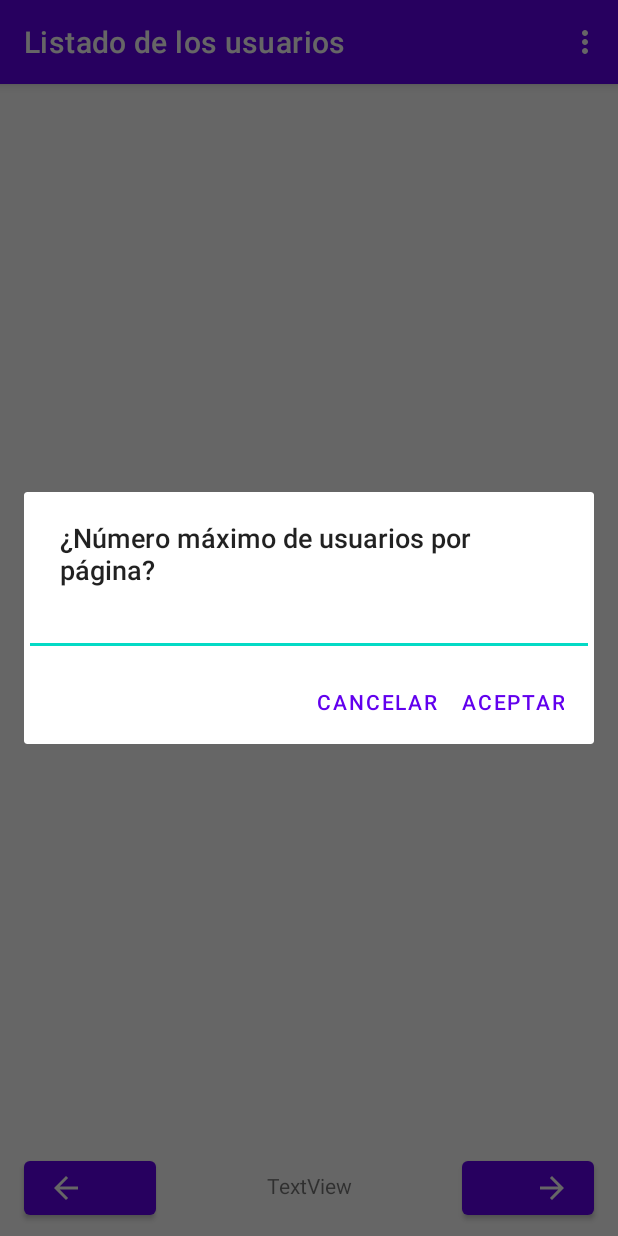
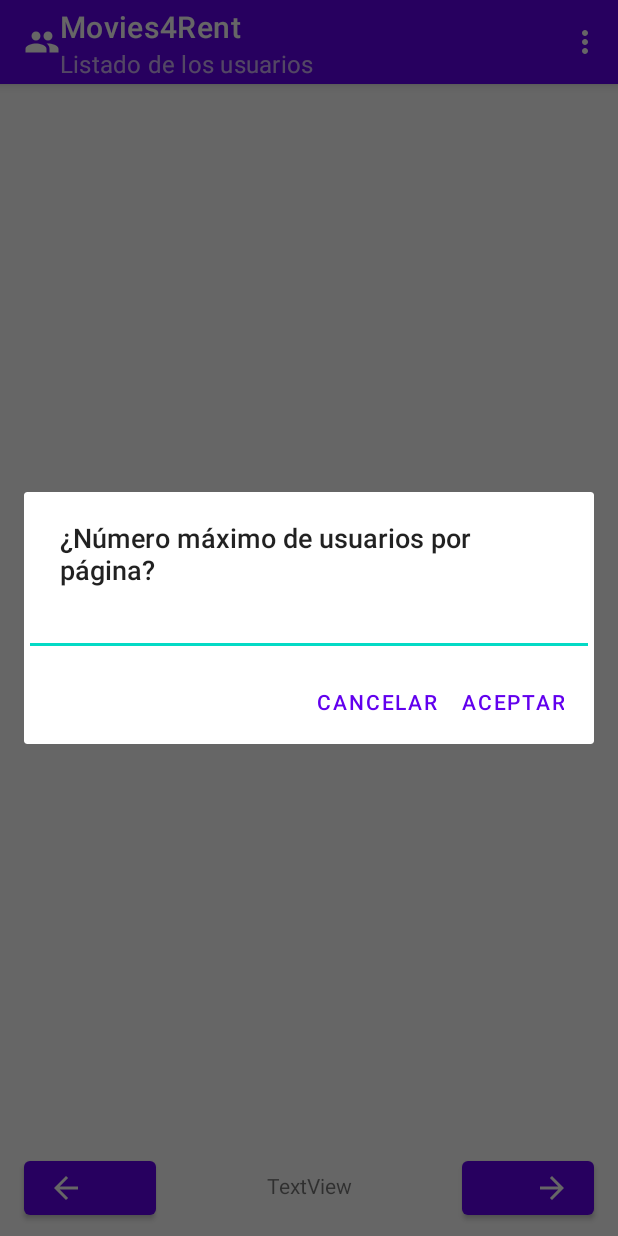
Before and after one commit to 16kram/ClienteAndroidMovies4Rent, an Android app: the ListadoUsuarios screen opened directly, with no data from a screen before it, in the options menu, after a tap on "Usuarios por página", on a phone screen of 412 x 824 dp. Run offline under Robolectric (Android 15) with nearby library versions, the phone set to English and light mode, and no system bars; 2 statements that could not run were skipped.

Commit message:
Se añaden iconos a varias pantallas.

```diff
--- a/app/src/main/java/porqueras/ioc/proyectom13appmovil/secciones/usuarios/ListadoUsuarios.java
+++ b/app/src/main/java/porqueras/ioc/proyectom13appmovil/secciones/usuarios/ListadoUsuarios.java
@@ -1,5 +1,6 @@
 package porqueras.ioc.proyectom13appmovil.secciones.usuarios;
 
+import androidx.appcompat.app.ActionBar;
 import androidx.appcompat.app.AppCompatActivity;
 import androidx.recyclerview.widget.LinearLayoutManager;
 import androidx.recyclerview.widget.RecyclerView;
@@ -69,18 +70,31 @@ public class ListadoUsuarios extends AppCompatActivity implements WordListAdadpt
         Log.d("response", "accion=" + accion);
 
         //Añadimos el título de la accion a realizar en la barra superior de la activity
+        setTitle("Movies4Rent");
         switch (accion) {
             case "borrar":
-                setTitle("¿Qué usuario desea borrar?");
+                ActionBar actionBar = getSupportActionBar();
+                actionBar.setSubtitle("¿Qué usuario desea borrar?");
+                actionBar.setDisplayShowHomeEnabled(true);
+                actionBar.setIcon(R.drawable.ic_baseline_person_off_24);
                 break;
             case "modificar":
-                setTitle("Cambiar ROL de usuario");
+                actionBar = getSupportActionBar();
+                actionBar.setSubtitle("Cambiar ROL de usuario");
+                actionBar.setDisplayShowHomeEnabled(true);
+                actionBar.setIcon(R.drawable.ic_baseline_person_pin_24);
                 break;
             case "alquilar":
-                setTitle("Seleccione el usuario");
+                actionBar = getSupportActionBar();
+                actionBar.setSubtitle("Seleccione el usuario");
+                actionBar.setDisplayShowHomeEnabled(true);
+                actionBar.setIcon(R.drawable.ic_baseline_person_pin_24);
                 break;
             default:
-                setTitle("Listado de los usuarios");
+                actionBar = getSupportActionBar();
+                actionBar.setSubtitle("Listado de los usuarios");
+                actionBar.setDisplayShowHomeEnabled(true);
+                actionBar.setIcon(R.drawable.ic_baseline_people_24);
         }
 
         //Añadimos los botones y los TextView
--- /dev/null
+++ b/app/src/main/res/drawable/ic_baseline_logout_24.xml
@@ -0,0 +1,5 @@
+<vector android:autoMirrored="true" android:height="24dp"
+    android:tint="#FFFFFF" android:viewportHeight="24"
+    android:viewportWidth="24" android:width="24dp" xmlns:android="http://schemas.android.com/apk/res/android">
+    <path android:fillColor="@android:color/white" android:pathData="M17,7l-1.41,1.41L18.17,11H8v2h10.17l-2.58,2.58L17,17l5,-5zM4,5h8V3H4c-1.1,0 -2,0.9 -2,2v14c0,1.1 0.9,2 2,2h8v-2H4V5z"/>
+</vector>
--- /dev/null
+++ b/app/src/main/res/drawable/ic_baseline_people_24.xml
@@ -0,0 +1,5 @@
+<vector android:height="24dp" android:tint="#FFFFFF"
+    android:viewportHeight="24" android:viewportWidth="24"
+    android:width="24dp" xmlns:android="http://schemas.android.com/apk/res/android">
+    <path android:fillColor="@android:color/white" android:pathData="M16,11c1.66,0 2.99,-1.34 2.99,-3S17.66,5 16,5c-1.66,0 -3,1.34 -3,3s1.34,3 3,3zM8,11c1.66,0 2.99,-1.34 2.99,-3S9.66,5 8,5C6.34,5 5,6.34 5,8s1.34,3 3,3zM8,13c-2.33,0 -7,1.17 -7,3.5L1,19h14v-2.5c0,-2.33 -4.67,-3.5 -7,-3.5zM16,13c-0.29,0 -0.62,0.02 -0.97,0.05 1.16,0.84 1.97,1.97 1.97,3.45L17,19h6v-2.5c0,-2.33 -4.67,-3.5 -7,-3.5z"/>
+</vector>
--- /dev/null
+++ b/app/src/main/res/drawable/ic_baseline_person_off_24.xml
@@ -0,0 +1,5 @@
+<vector android:height="24dp" android:tint="#FFFFFF"
+    android:viewportHeight="24" android:viewportWidth="24"
+    android:width="24dp" xmlns:android="http://schemas.android.com/apk/res/android">
+    <path android:fillColor="@android:color/white" android:pathData="M8.65,5.82C9.36,4.72 10.6,4 12,4c2.21,0 4,1.79 4,4c0,1.4 -0.72,2.64 -1.82,3.35L8.65,5.82zM20,17.17c-0.02,-1.1 -0.63,-2.11 -1.61,-2.62c-0.54,-0.28 -1.13,-0.54 -1.77,-0.76L20,17.17zM21.19,21.19L2.81,2.81L1.39,4.22l8.89,8.89c-1.81,0.23 -3.39,0.79 -4.67,1.45C4.61,15.07 4,16.1 4,17.22V20h13.17l2.61,2.61L21.19,21.19z"/>
+</vector>
--- /dev/null
+++ b/app/src/main/res/drawable/ic_baseline_person_pin_24.xml
@@ -0,0 +1,5 @@
+<vector android:height="24dp" android:tint="#FFFFFF"
+    android:viewportHeight="24" android:viewportWidth="24"
+    android:width="24dp" xmlns:android="http://schemas.android.com/apk/res/android">
+    <path android:fillColor="@android:color/white" android:pathData="M12,2c-4.97,0 -9,4.03 -9,9 0,4.17 2.84,7.67 6.69,8.69L12,22l2.31,-2.31C18.16,18.67 21,15.17 21,11c0,-4.97 -4.03,-9 -9,-9zM12,4c1.66,0 3,1.34 3,3s-1.34,3 -3,3 -3,-1.34 -3,-3 1.34,-3 3,-3zM12,18.3c-2.5,0 -4.71,-1.28 -6,-3.22 0.03,-1.99 4,-3.08 6,-3.08 1.99,0 5.97,1.09 6,3.08 -1.29,1.94 -3.5,3.22 -6,3.22z"/>
+</vector>
--- a/app/src/main/res/layout/activity_gestion_usuarios.xml
+++ b/app/src/main/res/layout/activity_gestion_usuarios.xml
@@ -12,6 +12,7 @@
         android:layout_height="wrap_content"
         android:layout_marginTop="16dp"
         android:text="Listar usuarios"
+        app:icon="@drawable/ic_baseline_people_24"
         app:layout_constraintEnd_toEndOf="parent"
         app:layout_constraintStart_toStartOf="parent"
         app:layout_constraintTop_toTopOf="parent" />
@@ -22,6 +23,7 @@
         android:layout_height="wrap_content"
         android:layout_marginTop="16dp"
         android:text="Añadir usuarios"
+        app:icon="@drawable/ic_baseline_person_add_24"
         app:layout_constraintEnd_toEndOf="parent"
         app:layout_constraintHorizontal_bias="0.497"
         app:layout_constraintStart_toStartOf="parent"
@@ -33,6 +35,7 @@
         android:layout_height="wrap_content"
         android:layout_marginTop="16dp"
         android:text="Borrar Usuarios"
+        app:icon="@drawable/ic_baseline_person_off_24"
         app:layout_constraintEnd_toEndOf="parent"
         app:layout_constraintStart_toStartOf="parent"
         app:layout_constraintTop_toBottomOf="@+id/buttonModificarRolUsuario" />
@@ -43,6 +46,7 @@
         android:layout_height="wrap_content"
         android:layout_marginTop="16dp"
         android:text="Modificar rol usuario"
+        app:icon="@drawable/ic_baseline_person_pin_24"
         app:layout_constraintEnd_toEndOf="parent"
         app:layout_constraintHorizontal_bias="0.497"
         app:layout_constraintStart_toStartOf="parent"
--- a/app/src/main/res/layout/activity_pantalla_administrador.xml
+++ b/app/src/main/res/layout/activity_pantalla_administrador.xml
@@ -11,8 +11,9 @@
         android:layout_width="wrap_content"
         android:layout_height="wrap_content"
         android:layout_marginBottom="16dp"
+        android:backgroundTint="#818288"
         android:text="Finalizar Sesión"
-        android:backgroundTint="#818288"
+        app:icon="@drawable/ic_baseline_logout_24"
         app:layout_constraintBottom_toBottomOf="parent"
         app:layout_constraintEnd_toEndOf="parent"
         app:layout_constraintStart_toStartOf="parent" />
@@ -35,6 +36,7 @@
         android:layout_height="wrap_content"
         android:layout_marginTop="16dp"
         android:text="Gestión de usuarios"
+        app:icon="@drawable/ic_baseline_supervised_user_circle_24"
         app:layout_constraintEnd_toEndOf="parent"
         app:layout_constraintStart_toStartOf="parent"
         app:layout_constraintTop_toBottomOf="@+id/textViewTituloAdministrador" />
@@ -45,6 +47,7 @@
         android:layout_height="wrap_content"
         android:layout_marginTop="16dp"
         android:text="Gestión películas"
+        app:icon="@drawable/ic_baseline_local_movies_24"
         app:layout_constraintEnd_toEndOf="parent"
         app:layout_constraintStart_toStartOf="parent"
         app:layout_constraintTop_toBottomOf="@+id/buttonGestionUsuarios" />
@@ -66,6 +69,7 @@
         android:layout_height="wrap_content"
         android:layout_marginTop="16dp"
         android:text="Gestión del alquiler de las películas"
+        app:icon="@drawable/ic_baseline_ondemand_video_24"
         app:layout_constraintEnd_toEndOf="parent"
         app:layout_constraintHorizontal_bias="0.615"
         app:layout_constraintStart_toStartOf="parent"
--- a/app/src/main/res/layout/activity_pantalla_usuario.xml
+++ b/app/src/main/res/layout/activity_pantalla_usuario.xml
@@ -11,8 +11,9 @@
         android:layout_width="wrap_content"
         android:layout_height="wrap_content"
         android:layout_marginBottom="16dp"
+        android:backgroundTint="#818288"
         android:text="Finalizar Sesión"
-        android:backgroundTint="#818288"
+        app:icon="@drawable/ic_baseline_logout_24"
         app:layout_constraintBottom_toBottomOf="parent"
         app:layout_constraintEnd_toEndOf="parent"
         app:layout_constraintStart_toStartOf="parent" />
```
Also changed, not shown: app/src/main/java/porqueras/ioc/proyectom13appmovil/secciones/peliculas/ListadoPeliculas.java (+31 -0 lines), app/src/main/res/layout/switch_item.xml (added, +11 -0 lines), app/src/main/res/menu/menu_listado_peliculas.xml (added, +10 -0 lines).
